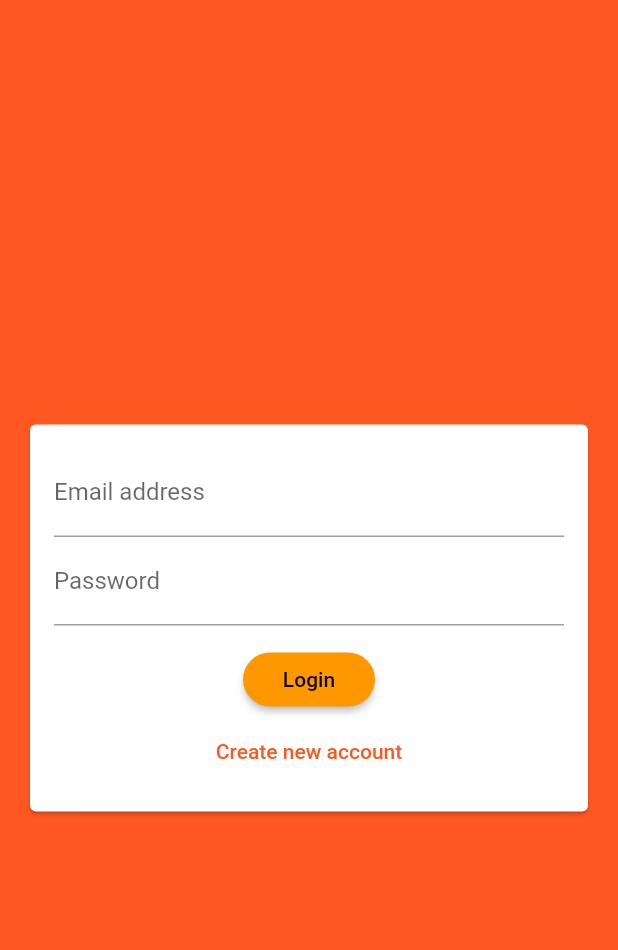
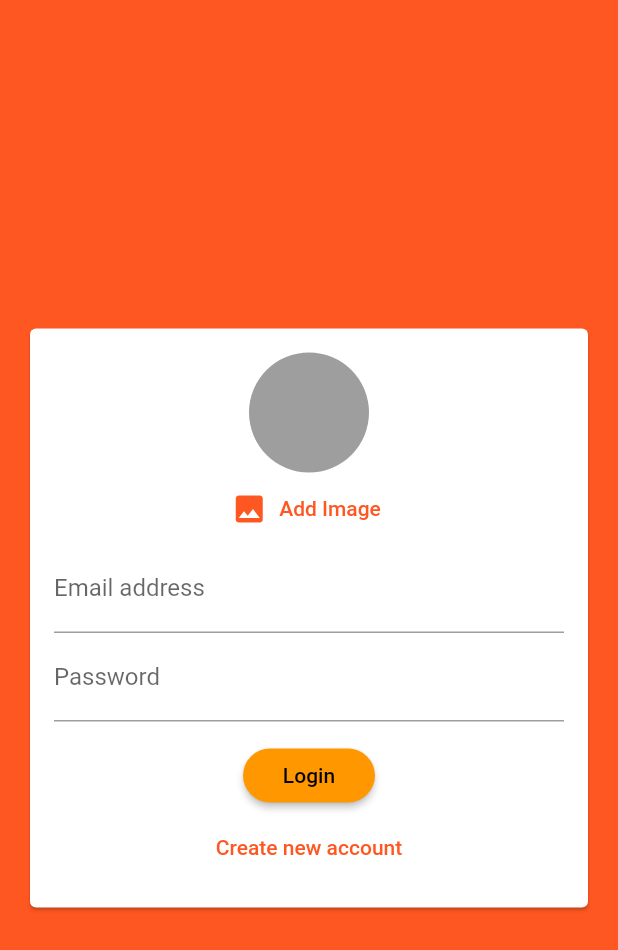
Before and after one commit to andreuhh/Flutter-chat, a Flutter app: the screen it shows after launch, on a phone screen of 412 x 824 dp. Shown: the top 950 px of the screen. Run offline on Flutter 3.47's test engine with Material 2 defaults, Android fonts, the phone set to English and light mode, and no system bars; our stand-ins replace cloud_firestore, firebase_auth, image_picker; accounts and stored records are empty.

Commit message:
implemented image picker

```diff
--- a/lib/widgets/auth/auth_form.dart
+++ b/lib/widgets/auth/auth_form.dart
@@ -1,4 +1,5 @@
 import 'package:flutter/material.dart';
+import 'package:newChat/widgets/pickers/user_image_picker.dart';
 
 class AuthForm extends StatefulWidget {
   AuthForm(this.submitFn, this.isLoading);
@@ -54,6 +55,7 @@ class _AuthFormState extends State<AuthForm> {
               child: Column(
                 mainAxisSize: MainAxisSize.min,
                 children: <Widget>[
+                  UserImagePicker(),
                   TextFormField(
                     key: ValueKey('email'),
                     validator: (value) {
--- /dev/null
+++ b/lib/widgets/pickers/user_image_picker.dart
@@ -0,0 +1,42 @@
+import 'dart:io';
+
+import 'package:flutter/material.dart';
+import 'package:image_picker/image_picker.dart';
+
+class UserImagePicker extends StatefulWidget {
+  @override
+  _UserImagePickerState createState() => _UserImagePickerState();
+}
+
+class _UserImagePickerState extends State<UserImagePicker> {
+  File _pickedImage;
+
+  void _pickImage() async {
+    final pickedImageFile =
+        await ImagePicker.pickImage(source: ImageSource.camera);
+
+    setState(() {
+      _pickedImage = pickedImageFile;
+    });
+  }
+
+  @override
+  Widget build(BuildContext context) {
+    return Column(
+      children: <Widget>[
+        CircleAvatar(
+          radius: 40,
+          backgroundColor: Colors.grey,
+          backgroundImage:
+              _pickedImage != null ? FileImage(_pickedImage) : null,
+        ),
+        FlatButton.icon(
+          textColor: Theme.of(context).primaryColor,
+          onPressed: _pickImage,
+          icon: Icon(Icons.image),
+          label: Text('Add Image'),
+        ),
+      ],
+    );
+  }
+}
--- a/pubspec.yaml
+++ b/pubspec.yaml
@@ -30,6 +30,7 @@ dependencies:
   cupertino_icons: ^0.1.3
   cloud_firestore: ^0.13.5
   firebase_auth: ^0.16.1
+  image_picker: ^0.6.5+3
 
 dev_dependencies:
   flutter_test:
```
Also changed, not shown: pubspec.lock, 1 other file.
